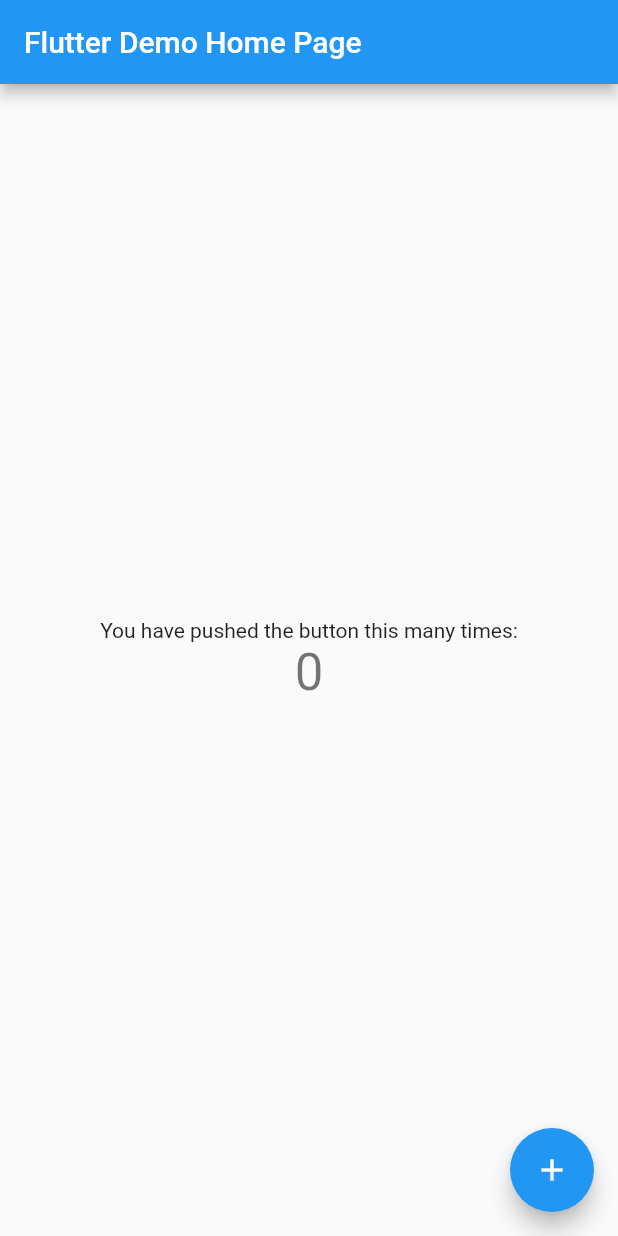
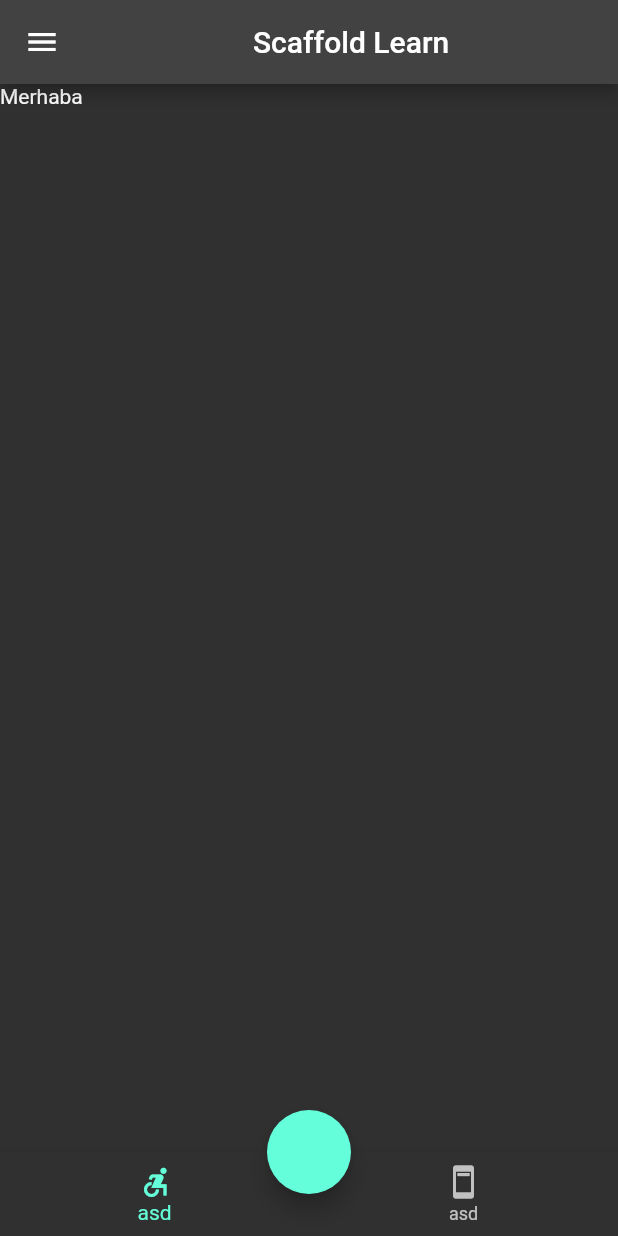
Before and after one commit to tolgaprm/TemeldenZirveyeFlutterEgitimi, a Flutter app: the screen it shows after launch, on a phone screen of 412 x 824 dp. Run offline on Flutter 3.47's test engine with Material 2 defaults, Android fonts, the phone set to English and light mode, and no system bars.

Commit message:
learned scaffold,sizedbox,text,container widgets

```diff
--- /dev/null
+++ b/temelden_zirveye_flutter/lib/101/scaffold_learn.dart
@@ -0,0 +1,32 @@
+import 'package:flutter/material.dart';
+
+class ScaffoldLearn extends StatelessWidget {
+  const ScaffoldLearn({Key? key}) : super(key: key);
+
+  @override
+  Widget build(BuildContext context) {
+    return Scaffold(
+      appBar: AppBar(
+        title: const Center(child: Text("Scaffold Learn")),
+      ),
+      body: const Text('Merhaba'),
+      floatingActionButton: FloatingActionButton(
+        onPressed: () {
+          showModalBottomSheet(
+            context: context,
+            builder: (context) => Container(height: 200),
+          );
+        },
+      ),
+      floatingActionButtonLocation: FloatingActionButtonLocation.centerDocked,
+      drawer: const Drawer(),
+      bottomNavigationBar: BottomNavigationBar(
+        items: const [
+          BottomNavigationBarItem(
+              icon: Icon(Icons.accessible_forward_sharp), label: "asd"),
+          BottomNavigationBarItem(icon: Icon(Icons.ad_units), label: "asd"),
+        ],
+      ),
+    );
+  }
+}
--- a/temelden_zirveye_flutter/lib/main.dart
+++ b/temelden_zirveye_flutter/lib/main.dart
@@ -1,4 +1,7 @@
 import 'package:flutter/material.dart';
+import 'package:temelden_zirveye_flutter/101/container_sized_box_learn.dart';
+import 'package:temelden_zirveye_flutter/101/scaffold_learn.dart';
+import 'package:temelden_zirveye_flutter/101/text_learn_view.dart';
 
 void main() {
   runApp(const MyApp());
@@ -11,57 +14,8 @@ class MyApp extends StatelessWidget {
   Widget build(BuildContext context) {
     return MaterialApp(
       title: 'Flutter Demo',
-      theme: ThemeData(
-        primarySwatch: Colors.blue,
-      ),
-      home: const MyHomePage(title: 'Flutter Demo Home Page'),
+      theme: ThemeData.dark(),
+      home: const ScaffoldLearn(),
     );
   }
 }
-
-class MyHomePage extends StatefulWidget {
-  const MyHomePage({Key? key, required this.title}) : super(key: key);
-
-  final String title;
-
-  @override
-  State<MyHomePage> createState() => _MyHomePageState();
-}
-
-class _MyHomePageState extends State<MyHomePage> {
-  int _counter = 0;
-
-  void _incrementCounter() {
-    setState(() {
-      _counter++;
-    });
-  }
-
-  @override
-  Widget build(BuildContext context) {
-    return Scaffold(
-      appBar: AppBar(
-        title: Text(widget.title),
-      ),
-      body: Center(
-        child: Column(
-          mainAxisAlignment: MainAxisAlignment.center,
-          children: <Widget>[
-            const Text(
-              'You have pushed the button this many times:',
-            ),
-            Text(
-              '$_counter',
-              style: Theme.of(context).textTheme.headline4,
-            ),
-          ],
-        ),
-      ),
-      floatingActionButton: FloatingActionButton(
-        onPressed: _incrementCounter,
-        tooltip: 'Increment',
-        child: const Icon(Icons.add),
-      ),
-    );
-  }
-}
```
Also changed, not shown: temelden_zirveye_flutter/lib/101/container_sized_box_learn.dart (added, +48 -0 lines), temelden_zirveye_flutter/lib/101/text_learn_view.dart (added, +61 -0 lines).
